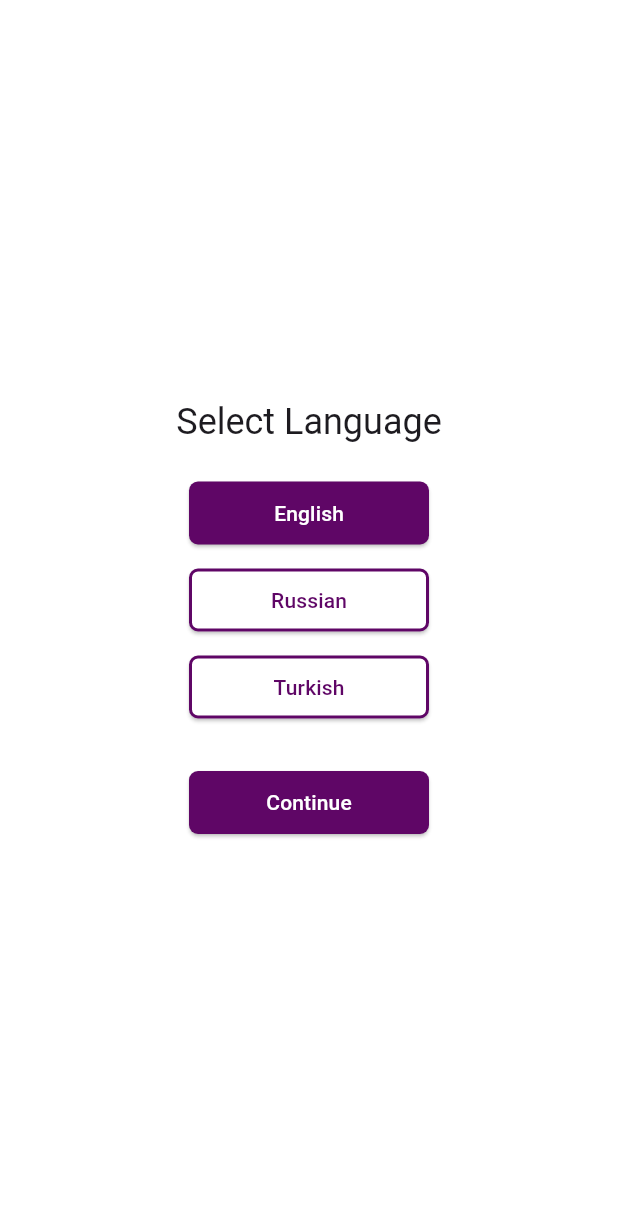
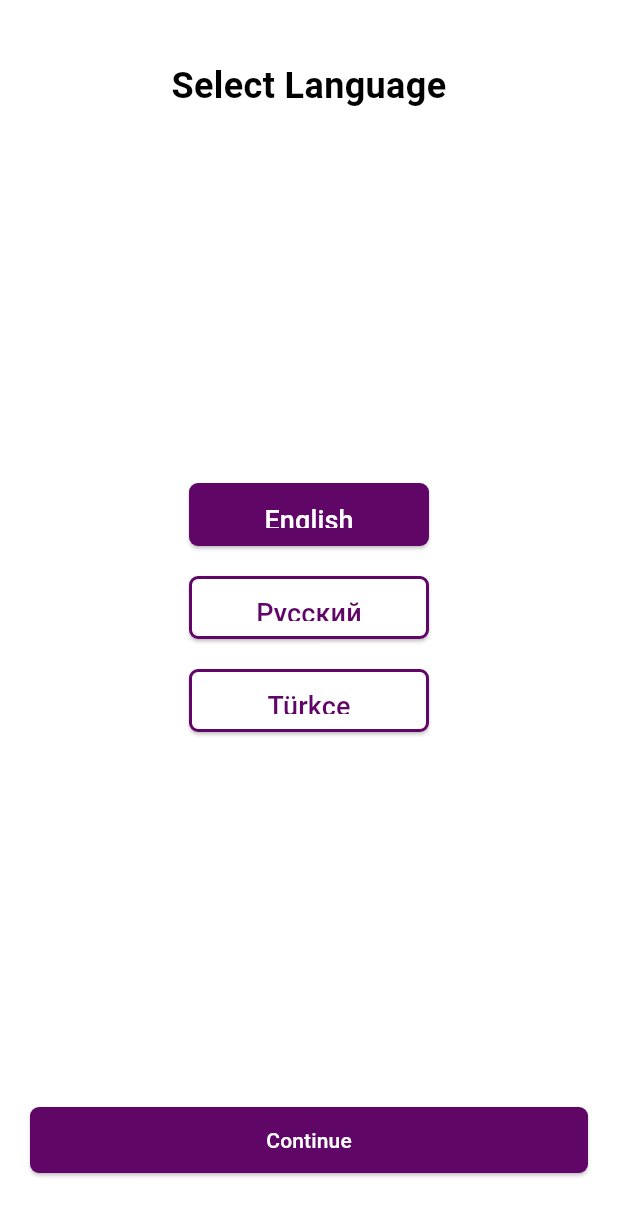
Before and after one commit to zdiascaesar/geotaxi-flutter, a Flutter app: the screen it shows after launch, after a tap on "English", on a phone screen of 412 x 824 dp. Shown: the top 1216 px of the screen. Run offline on Flutter 3.47's test engine with Material 3 defaults, Android fonts, the phone set to English and light mode, and no system bars; our stand-ins replace cloud_firestore, firebase_auth, firebase_core, flutter_svg, image_picker, shared_preferences; accounts and stored records are empty; generated files the repository leaves out were written again; statements that could not run were skipped; project files that could hold a hidden picture were left out.

Commit message:
new commit

```diff
--- /dev/null
+++ b/l10n.yaml
@@ -0,0 +1,4 @@
+arb-dir: lib/l10n
+template-arb-file: app_en.arb
+output-localization-file: app_localizations.dart
+nullable-getter: false
--- a/lib/main.dart
+++ b/lib/main.dart
@@ -1,131 +1,110 @@
 import 'package:flutter/material.dart';
 import 'package:flutter_localizations/flutter_localizations.dart';
-import 'package:provider/provider.dart';
-import 'package:shared_preferences/shared_preferences.dart';
-import 'package:flutter_gen/gen_l10n/app_localizations.dart';
 import 'package:firebase_core/firebase_core.dart';
 import 'package:firebase_auth/firebase_auth.dart';
-import 'screens/language_selection_screen.dart';
-import 'screens/home_screen.dart';
-import 'screens/personal_information_screen.dart';
-import 'screens/car_information_screen.dart';
-import 'theme/app_theme.dart';
-import 'services/user_service.dart';
+import 'package:geotaxi_flutter/screens/language_selection_screen.dart';
+import 'package:geotaxi_flutter/screens/onboarding_screen.dart';
+import 'package:geotaxi_flutter/screens/role_selection_screen.dart';
+import 'package:geotaxi_flutter/screens/registration_screen.dart';
+import 'package:geotaxi_flutter/screens/login_screen.dart';
+import 'package:geotaxi_flutter/screens/code_confirmation_screen.dart';
+import 'package:geotaxi_flutter/screens/personal_information_screen.dart';
+import 'package:geotaxi_flutter/screens/car_information_screen.dart';
+import 'package:geotaxi_flutter/screens/home_screen.dart';
+import 'package:flutter_gen/gen_l10n/app_localizations.dart';
+import 'package:provider/provider.dart';
+import 'package:geotaxi_flutter/providers/language_provider.dart';
+import 'package:geotaxi_flutter/theme/app_theme.dart';
+import 'firebase_options.dart';
 
 void main() async {
   WidgetsFlutterBinding.ensureInitialized();
+  await Firebase.initializeApp(
+    options: DefaultFirebaseOptions.currentPlatform,
+  );
 
-  // Initialize Firebase with options
-  await Firebase.initializeApp(
-    options: FirebaseOptions(
-      apiKey: 'AIzaSyBtVnnwrnsblvpS27tU-i4CGncHh-5xNo0',
-      appId: '1:237031142553:ios:4fb92c6f6115b35e2cb408',
-      messagingSenderId: '237031142553',
-      projectId: 'geo-taxi-zosi7j',
-      storageBucket: 'geo-taxi-zosi7j.appspot.com',
+  final languageProvider = LanguageProvider();
+  await languageProvider.loadSavedLanguage();
+
+  runApp(
+    ChangeNotifierProvider.value(
+      value: languageProvider,
+      child: const MyApp(),
     ),
   );
-
-  final prefs = await SharedPreferences.getInstance();
-  final String? savedLanguage = prefs.getString('language');
-  runApp(MyApp(savedLanguage: savedLanguage));
-}
-
-class LanguageProvider extends ChangeNotifier {
-  Locale _locale;
-
-  LanguageProvider(String? savedLanguage)
-      : _locale = savedLanguage != null
-            ? Locale(savedLanguage)
-            : WidgetsBinding.instance.platformDispatcher.locale;
-
-  Locale get locale => _locale;
-
-  void setLocale(Locale locale) {
-    if (!AppLocalizations.supportedLocales.contains(locale)) return;
-    _locale = locale;
-    notifyListeners();
-  }
-
-  void saveLanguage(String languageCode) async {
-    final prefs = await SharedPreferences.getInstance();
-    await prefs.setString('language', languageCode);
-  }
 }
 
 class MyApp extends StatelessWidget {
-  final String? savedLanguage;
-  const MyApp({Key? key, this.savedLanguage}) : super(key: key);
+  const MyApp({Key? key}) : super(key: key);
 
   @override
   Widget build(BuildContext context) {
-    return ChangeNotifierProvider(
-      create: (context) => LanguageProvider(savedLanguage),
-      child: Consumer<LanguageProvider>(
+    return Consumer<LanguageProvider>(
       builder: (context, languageProvider, child) {
         return MaterialApp(
           title: 'GeoTaxi',
           theme: AppTheme.themeData,
-            localizationsDelegates: [
+          localizationsDelegates: const [
             AppLocalizations.delegate,
             GlobalMaterialLocalizations.delegate,
             GlobalWidgetsLocalizations.delegate,
             GlobalCupertinoLocalizations.delegate,
           ],
-            supportedLocales: AppLocalizations.supportedLocales,
-            locale: languageProvider.locale,
-            initialRoute: '/',
+          supportedLocales: const [
+            Locale('en', ''),
+            Locale('ru', ''),
+            Locale('tr', ''),
+          ],
+          locale: languageProvider.currentLocale,
+          home: StreamBuilder<User?>(
+            stream: FirebaseAuth.instance.authStateChanges(),
+            builder: (context, snapshot) {
+              if (snapshot.connectionState == ConnectionState.waiting) {
+                return const CircularProgressIndicator();
+              } else if (snapshot.hasData) {
+                return const HomeScreen();
+              } else {
+                return const LanguageSelectionScreen();
+              }
+            },
+          ),
           routes: {
-              '/': (context) => const ProfileCheckScreen(),
-              '/language': (context) => const LanguageSelectionScreen(),
+            '/onboarding': (context) => const OnboardingScreen(),
+            '/role_selection': (context) => const RoleSelectionScreen(),
+            '/login': (context) => const LoginScreen(),
+            '/car_information': (context) => const CarInformationScreen(),
             '/home': (context) => const HomeScreen(),
-              '/personal_information': (context) => const PersonalInformationScreen(userRole: 0),
-              '/car_information': (context) => const CarInformationScreen(),
           },
-          );
-        },
+          onGenerateRoute: (settings) {
+            if (settings.name == '/registration') {
+              final args = settings.arguments as Map<String, dynamic>?;
+              return MaterialPageRoute(
+                builder: (context) => RegistrationScreen(
+                  role: args?['role'] ?? UserRole.passenger,
                 ),
               );
             }
+            if (settings.name == '/code_confirmation') {
+              final args = settings.arguments as Map<String, dynamic>?;
+              return MaterialPageRoute(
+                builder: (context) => CodeConfirmationScreen(
+                  email: args?['email'] ?? '',
+                  initialVerificationCode: args?['initialVerificationCode'] ?? '',
+                  userRole: args?['userRole'] ?? 0,
+                ),
+              );
             }
-
-class ProfileCheckScreen extends StatelessWidget {
-  const ProfileCheckScreen({Key? key}) : super(key: key);
-
-  @override
-  Widget build(BuildContext context) {
-    return FutureBuilder<User?>(
-      future: FirebaseAuth.instance.authStateChanges().first,
-      builder: (context, snapshot) {
-        if (snapshot.connectionState == ConnectionState.waiting) {
-          return const CircularProgressIndicator();
-        } else if (snapshot.hasData && snapshot.data != null) {
-          // User is signed in
-          return FutureBuilder<String?>(
-            future: UserService.getNextRequiredScreen(snapshot.data!.uid),
-            builder: (context, screenSnapshot) {
-              if (screenSnapshot.connectionState == ConnectionState.waiting) {
-                return const CircularProgressIndicator();
-              } else if (screenSnapshot.hasData) {
-                WidgetsBinding.instance.addPostFrameCallback((_) {
-                  Navigator.of(context).pushReplacementNamed('/${screenSnapshot.data}');
-                });
-                return Container();
-              } else {
-                WidgetsBinding.instance.addPostFrameCallback((_) {
-                  Navigator.of(context).pushReplacementNamed('/home');
-                });
-                return Container();
+            if (settings.name == '/personal_information') {
+              final args = settings.arguments as Map<String, dynamic>?;
+              return MaterialPageRoute(
+                builder: (context) => PersonalInformationScreen(
+                  userRole: args?['userRole'] ?? 0,
+                ),
+              );
             }
+            return null;
           },
         );
-        } else {
-          // User is not signed in
-          WidgetsBinding.instance.addPostFrameCallback((_) {
-            Navigator.of(context).pushReplacementNamed('/language');
-          });
-          return Container();
-        }
       },
     );
   }
--- /dev/null
+++ b/lib/providers/language_provider.dart
@@ -0,0 +1,40 @@
+import 'package:flutter/material.dart';
+import 'package:shared_preferences/shared_preferences.dart';
+import 'dart:ui' as ui;
+
+class LanguageProvider extends ChangeNotifier {
+  Locale _currentLocale = const Locale('en', '');
+
+  Locale get currentLocale => _currentLocale;
+
+  LanguageProvider() {
+    _loadInitialLanguage();
+  }
+
+  void _loadInitialLanguage() {
+    final deviceLocale = ui.window.locale;
+    if (['en', 'ru', 'tr'].contains(deviceLocale.languageCode)) {
+      _currentLocale = Locale(deviceLocale.languageCode, '');
+    }
+  }
+
+  void setLocale(Locale locale) async {
+    if (!['en', 'ru', 'tr'].contains(locale.languageCode)) return;
+
+    _currentLocale = locale;
+    SharedPreferences prefs = await SharedPreferences.getInstance();
+    await prefs.setString('languageCode', locale.languageCode);
+    notifyListeners();
+  }
+
+  Future<void> loadSavedLanguage() async {
+    SharedPreferences prefs = await SharedPreferences.getInstance();
+    String? languageCode = prefs.getString('languageCode');
+    if (languageCode != null) {
+      _currentLocale = Locale(languageCode, '');
+      notifyListeners();
+    } else {
+      _loadInitialLanguage();
+    }
+  }
+}
--- a/lib/screens/code_confirmation_screen.dart
+++ b/lib/screens/code_confirmation_screen.dart
@@ -59,7 +59,7 @@ class _CodeConfirmationScreenState extends State<CodeConfirmationScreen> {
 
   @override
   Widget build(BuildContext context) {
-    final localizations = AppLocalizations.of(context)!;
+    final localizations = AppLocalizations.of(context);
     return Scaffold(
       appBar: AppBar(
         leading: IconButton(
@@ -112,7 +112,7 @@ class _CodeConfirmationScreenState extends State<CodeConfirmationScreen> {
             SizedBox(height: 16),
             if (_timerSeconds == 0)
               ElevatedButton(
-                style: AppTheme.resendCodeButtonStyle,
+                style: AppTheme.elevatedButtonStyle,
                 onPressed: _isLoading ? null : _handleResendCode,
                 child: _isLoading
                     ? CircularProgressIndicator(color: Colors.white)
@@ -172,7 +172,7 @@ class _CodeConfirmationScreenState extends State<CodeConfirmationScreen> {
   }
 
   Future<void> _handleConfirm() async {
-    final localizations = AppLocalizations.of(context)!;
+    final localizations = AppLocalizations.of(context);
     String enteredCode = _controllers.map((c) => c.text).join();
     if (enteredCode == _currentVerificationCode) {
       setState(() {
--- a/lib/screens/language_selection_screen.dart
+++ b/lib/screens/language_selection_screen.dart
@@ -1,7 +1,8 @@
 import 'package:flutter/material.dart';
 import 'package:provider/provider.dart';
 import 'package:flutter_gen/gen_l10n/app_localizations.dart';
-import '../main.dart';
+import '../providers/language_provider.dart';
+import '../theme/app_colors.dart';
 import '../theme/app_theme.dart';
 import 'onboarding_screen.dart';
 
@@ -10,32 +11,58 @@ class LanguageSelectionScreen extends StatelessWidget {
 
   @override
   Widget build(BuildContext context) {
-    final localizations = AppLocalizations.of(context)!;
+    final l10n = AppLocalizations.of(context);
+    final languageProvider = Provider.of<LanguageProvider>(context);
 
     return Scaffold(
       body: SafeArea(
-        child: Center(
+        child: Padding(
+          padding: const EdgeInsets.symmetric(horizontal: 20.0, vertical: 40.0),
           child: Column(
-            mainAxisAlignment: MainAxisAlignment.center,
+            crossAxisAlignment: CrossAxisAlignment.stretch,
             children: [
               Text(
-                localizations.languageSelectionTitle,
-                style: Theme.of(context).textTheme.headlineSmall,
+                l10n.languageSelectionTitle,
+                style: TextStyle(fontSize: 24, fontWeight: FontWeight.bold, color: Colors.black),
+                textAlign: TextAlign.center,
               ),
-              const SizedBox(height: 24),
-              _buildLanguageButton(context, localizations.englishLanguage, 'en'),
-              const SizedBox(height: 16),
-              _buildLanguageButton(context, localizations.russianLanguage, 'ru'),
-              const SizedBox(height: 16),
-              _buildLanguageButton(context, localizations.turkishLanguage, 'tr'),
-              const SizedBox(height: 32),
+              Expanded(
+                child: Center(
+                  child: Column(
+                    mainAxisAlignment: MainAxisAlignment.center,
+                    children: [
+                      LanguageButton(
+                        languageName: 'English',
+                        locale: const Locale('en', ''),
+                        isSelected: languageProvider.currentLocale.languageCode == 'en',
+                        onSelected: (locale) => _updateLanguage(context, locale),
+                      ),
+                      const SizedBox(height: 20),
+                      LanguageButton(
+                        languageName: 'Русский',
+                        locale: const Locale('ru', ''),
+                        isSelected: languageProvider.currentLocale.languageCode == 'ru',
+                        onSelected: (locale) => _updateLanguage(context, locale),
+                      ),
+                      const SizedBox(height: 20),
+                      LanguageButton(
+                        languageName: 'Türkçe',
+                        locale: const Locale('tr', ''),
+                        isSelected: languageProvider.currentLocale.languageCode == 'tr',
+                        onSelected: (locale) => _updateLanguage(context, locale),
+                      ),
+                    ],
+                  ),
+                ),
+              ),
               ElevatedButton(
+                style: AppTheme.elevatedButtonStyle,
                 onPressed: () {
                   Navigator.of(context).pushReplacement(
                     MaterialPageRoute(builder: (context) => const OnboardingScreen()),
                   );
                 },
-                child: Text(localizations.continueButton),
+                child: Text(l10n.continueButton),
               ),
             ],
           ),
@@ -44,24 +71,44 @@ class LanguageSelectionScreen extends StatelessWidget {
     );
   }
 
-  Widget _buildLanguageButton(BuildContext context, String languageName, String languageCode) {
-    final languageProvider = Provider.of<LanguageProvider>(context);
-    final isSelected = languageProvider.locale.languageCode == languageCode;
+  void _updateLanguage(BuildContext context, Locale locale) {
+    final languageProvider = Provider.of<LanguageProvider>(context, listen: false);
+    languageProvider.setLocale(locale);
+  }
+}
 
+class LanguageButton extends StatelessWidget {
+  final String languageName;
+  final Locale locale;
+  final bool isSelected;
+  final Function(Locale) onSelected;
+
+  const LanguageButton({
+    Key? key,
+    required this.languageName,
+    required this.locale,
+    required this.isSelected,
+    required this.onSelected,
+  }) : super(key: key);
+
+  @override
+  Widget build(BuildContext context) {
     return SizedBox(
       width: 160,
       height: 42,
       child: ElevatedButton(
-        onPressed: () => _changeLanguage(context, languageCode),
-        style: AppTheme.languageButtonStyle(isSelected: isSelected),
-        child: Text(languageName),
+        style: isSelected
+            ? AppTheme.elevatedButtonStyle
+            : AppTheme.outlinedButtonStyle,
+        onPressed: () => onSelected(locale),
+        child: Text(
+          languageName,
+          style: TextStyle(
+            fontSize: 18,
+            color: isSelected ? AppColors.textLight : AppColors.primary,
+          ),
+        ),
       ),
     );
   }
-
-  void _changeLanguage(BuildContext context, String languageCode) {
-    final languageProvider = Provider.of<LanguageProvider>(context, listen: false);
-    languageProvider.setLocale(Locale(languageCode));
-    languageProvider.saveLanguage(languageCode);
-  }
 }
--- a/lib/screens/personal_information_screen.dart
+++ b/lib/screens/personal_information_screen.dart
@@ -34,7 +34,7 @@ class _PersonalInformationScreenState extends State<PersonalInformationScreen> {
 
   @override
   Widget build(BuildContext context) {
-    final localizations = AppLocalizations.of(context)!;
+    final localizations = AppLocalizations.of(context);
     return Scaffold(
       appBar: AppBar(
         leading: IconButton(
@@ -104,7 +104,7 @@ class _PersonalInformationScreenState extends State<PersonalInformationScreen> {
                     ),
                     SizedBox(height: 24),
                     ElevatedButton(
-                      style: AppTheme.confirmEmailButtonStyle,
+                      style: AppTheme.elevatedButtonStyle,
                       onPressed: _isLoading ? null : _handleNext,
                       child: _isLoading
                           ? CircularProgressIndicator(color: Colors.white)
--- a/lib/screens/registration_screen.dart
+++ b/lib/screens/registration_screen.dart
@@ -28,7 +28,7 @@ class _RegistrationScreenState extends State<RegistrationScreen> {
 
   @override
   Widget build(BuildContext context) {
-    final localizations = AppLocalizations.of(context)!;
+    final localizations = AppLocalizations.of(context);
     return Scaffold(
       appBar: AppBar(
         leading: IconButton(
@@ -101,7 +101,7 @@ class _RegistrationScreenState extends State<RegistrationScreen> {
                     ),
                     SizedBox(height: 24),
                     ElevatedButton(
-                      style: AppTheme.confirmEmailButtonStyle,
+                      style: AppTheme.elevatedButtonStyle,
                       onPressed: _isLoading ? null : _handleRegistration,
                       child: _isLoading
                           ? SizedBox(
--- a/lib/screens/role_selection_screen.dart
+++ b/lib/screens/role_selection_screen.dart
@@ -16,7 +16,7 @@ class RoleSelectionScreen extends StatelessWidget {
 
   @override
   Widget build(BuildContext context) {
-    final localizations = AppLocalizations.of(context)!;
+    final localizations = AppLocalizations.of(context);
     return Scaffold(
       appBar: AppBar(
         leading: IconButton(
@@ -60,11 +60,13 @@ class RoleSelectionScreen extends StatelessWidget {
                   const SizedBox(height: 10),
                   ElevatedButton(
                     onPressed: () => _navigateToRegistration(context, UserRole.passenger),
+                    style: AppTheme.elevatedButtonStyle,
                     child: Text(localizations.iAmPassenger),
                   ),
                   const SizedBox(height: 40),
                   TextButton(
                     onPressed: () => _navigateToLogin(context),
+                    style: AppTheme.textButtonStyle,
                     child: Text(localizations.alreadyHaveAccount),
                   ),
                 ],
--- a/lib/theme/app_theme.dart
+++ b/lib/theme/app_theme.dart
@@ -6,17 +6,13 @@ class AppTheme {
     primaryColor: AppColors.primary,
     scaffoldBackgroundColor: AppColors.background,
     elevatedButtonTheme: ElevatedButtonThemeData(
-      style: ElevatedButton.styleFrom(
-        foregroundColor: AppColors.textLight,
-        backgroundColor: AppColors.primary,
-        minimumSize: const Size(160, 42),
-        shape: RoundedRectangleBorder(
-          borderRadius: BorderRadius.circular(6),
-        ),
-      ),
+      style: elevatedButtonStyle,
     ),
     outlinedButtonTheme: OutlinedButtonThemeData(
       style: outlinedButtonStyle,
+    ),
+    textButtonTheme: TextButtonThemeData(
+      style: textButtonStyle,
     ),
     inputDecorationTheme: InputDecorationTheme(
       border: OutlineInputBorder(
@@ -35,36 +31,39 @@ class AppTheme {
     ),
   );
 
-  static ButtonStyle languageButtonStyle({required bool isSelected}) {
-    return isSelected
-        ? ElevatedButton.styleFrom(
-            foregroundColor: AppColors.textLight,
-            backgroundColor: AppColors.primary,
-            minimumSize: const Size(160, 42),
-            shape: RoundedRectangleBorder(
-              borderRadius: BorderRadius.circular(6),
-            ),
-          )
-        : outlinedButtonStyle;
-  }
-
-  static final ButtonStyle outlinedButtonStyle = OutlinedButton.styleFrom(
-    foregroundColor: AppColors.textDark,
-    backgroundColor: AppColors.background,
+  static final ButtonStyle elevatedButtonStyle = ElevatedButton.styleFrom(
+    foregroundColor: AppColors.textLight,
+    backgroundColor: AppColors.primary,
     minimumSize: const Size(160, 42),
-    side: BorderSide(color: AppColors.border, width: 2),
     shape: RoundedRectangleBorder(
       borderRadius: BorderRadius.circular(6),
     ),
+    padding: EdgeInsets.symmetric(horizontal: 16, vertical: 12),
   );
 
-  static final ButtonStyle confirmEmailButtonStyle = ElevatedButton.styleFrom(
-    foregroundColor: AppColors.textLight,
-    backgroundColor: AppColors.primary,
-    minimumSize: const Size(double.infinity, 48),
+  static final ButtonStyle outlinedButtonStyle = OutlinedButton.styleFrom(
+    foregroundColor: AppColors.primary,
+    backgroundColor: Colors.white,
+    minimumSize: const Size(160, 42),
+    side: BorderSide(color: AppColors.primary, width: 2),
     shape: RoundedRectangleBorder(
       borderRadius: BorderRadius.circular(6),
     ),
+    padding: EdgeInsets.symmetric(horizontal: 16, vertical: 12),
+  );
+
+  static final ButtonStyle textButtonStyle = TextButton.styleFrom(
+    foregroundColor: AppColors.primary,
+    minimumSize: const Size(160, 42),
+    padding: EdgeInsets.symmetric(horizontal: 16, vertical: 12),
+  );
+
+  static ButtonStyle languageButtonStyle({required bool isSelected}) {
+    return isSelected ? elevatedButtonStyle : outlinedButtonStyle;
+  }
+
+  static final ButtonStyle confirmEmailButtonStyle = elevatedButtonStyle.copyWith(
+    minimumSize: MaterialStateProperty.all(Size(double.infinity, 42)),
   );
 
   static const TextStyle richTextStyle = TextStyle(
@@ -108,12 +107,5 @@ class AppTheme {
     color: AppColors.textDark,
   );
 
-  static final ButtonStyle resendCodeButtonStyle = ElevatedButton.styleFrom(
-    foregroundColor: AppColors.textLight,
-    backgroundColor: AppColors.primary,
-    minimumSize: const Size(160, 42),
-    shape: RoundedRectangleBorder(
-      borderRadius: BorderRadius.circular(6),
-    ),
-  );
+  static final ButtonStyle resendCodeButtonStyle = elevatedButtonStyle;
 }
```
Also changed, not shown: lib/l10n/app_en.arb (+6 -1 lines), lib/l10n/app_ru.arb (+7 -2 lines), lib/l10n/app_tr.arb (+7 -2 lines), lib/screens/car_information_screen.dart (+4 -8 lines), lib/screens/home_screen.dart (+28 -1 lines), lib/screens/login_screen.dart (+72 -32 lines), lib/screens/onboarding_screen.dart (+15 -12 lines), lib/services/user_service.dart (+20 -0 lines), lib/firebase_options.dart (added). Lines whose indentation alone changed are shown as unchanged.
